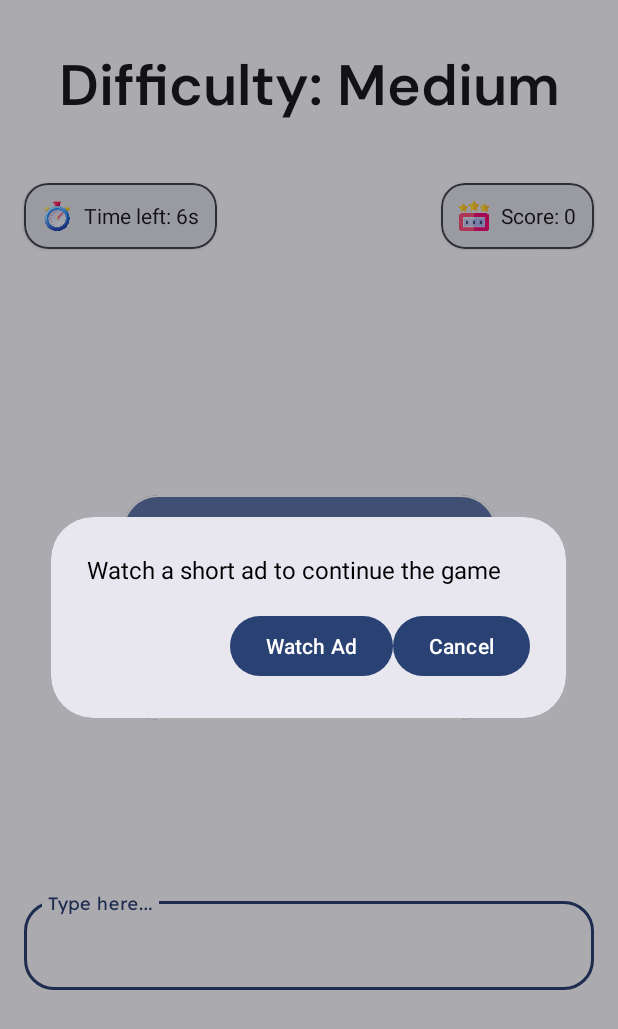
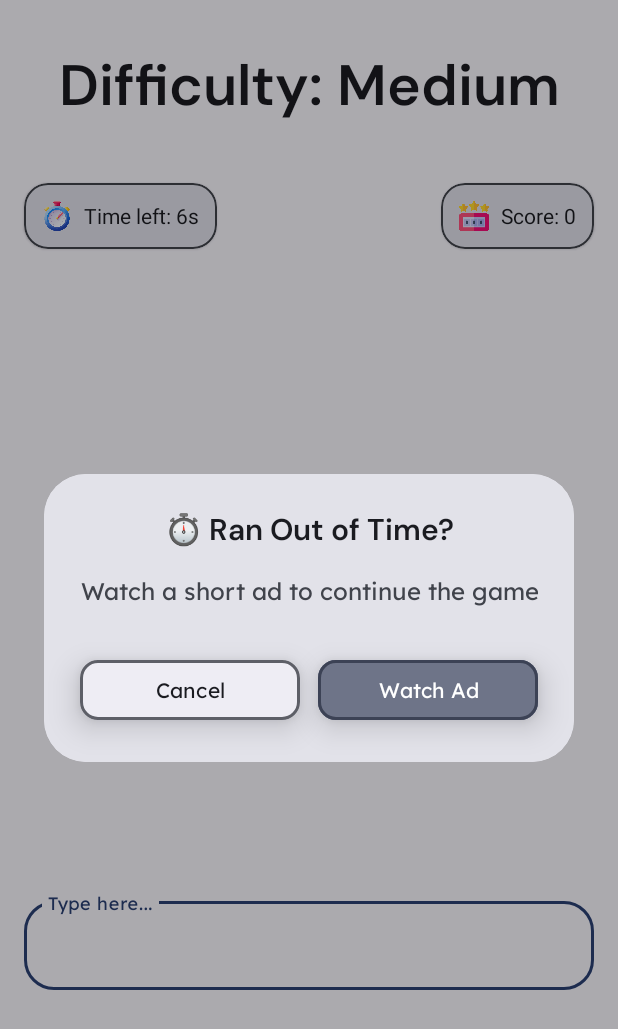
Before and after one commit to samarthshukla20/pro-typer-1.9.2, an Android app: the MediumModeActivity screen opened directly, with no data from a screen before it, on a phone screen of 412 x 824 dp. Shown: the top 1029 px of the screen. Run offline under Robolectric (Android 15) with nearby library versions, the phone set to English and light mode, and no system bars; our stand-ins replace AdMob; pictures from the network do not load; 4 statements that could not run were skipped.

Commit message:
rewarded ads dialog box redesign

```diff
--- a/app/build.gradle
+++ b/app/build.gradle
@@ -54,7 +54,7 @@ dependencies {
     implementation 'net.yslibrary.keyboardvisibilityevent:keyboardvisibilityevent:3.0.0-RC3'
     implementation 'com.google.firebase:firebase-messaging:24.1.1'
     // Use the stable version of Material Components for XML-based UI
-    implementation 'com.google.android.material:material:1.13.0-alpha11'
+    implementation 'com.google.android.material:material:1.14.0-alpha02'
     // Correct stable version for XML UI
 
     // Other dependencies
--- /dev/null
+++ b/app/src/main/res/animator/button_press_animator.xml
@@ -0,0 +1,16 @@
+<selector xmlns:android="http://schemas.android.com/apk/res/android">
+    <item android:state_pressed="true">
+        <objectAnimator
+            android:propertyName="translationZ"
+            android:duration="0"
+            android:valueTo="0dp"
+            android:valueType="floatType" />
+    </item>
+    <item>
+        <objectAnimator
+            android:propertyName="translationZ"
+            android:duration="100"
+            android:valueTo="6dp"
+            android:valueType="floatType" />
+    </item>
+</selector>
--- a/app/src/main/res/layout/dialog_rewarded_single.xml
+++ b/app/src/main/res/layout/dialog_rewarded_single.xml
@@ -1,10 +1,27 @@
 <?xml version="1.0" encoding="utf-8"?>
 <LinearLayout xmlns:android="http://schemas.android.com/apk/res/android"
-    android:layout_width="match_parent"
+    xmlns:app="http://schemas.android.com/apk/res-auto"
+    android:layout_width="wrap_content"
     android:layout_height="wrap_content"
-    android:layout_gravity="center"
     android:orientation="vertical"
-    android:padding="24dp">
+    android:padding="24dp"
+    android:background="?attr/colorSurfaceContainerHighest"
+    android:clipToPadding="false"
+    android:clipChildren="false"
+    android:gravity="center"
+    android:theme="@style/ThemeOverlay.Material3.MaterialAlertDialog">
+
+    <TextView
+        android:id="@+id/title"
+        android:layout_width="match_parent"
+        android:layout_height="wrap_content"
+        android:text="⏱️ Ran Out of Time?"
+        android:textSize="20sp"
+        android:textColor="?attr/colorOnSurface"
+        android:fontFamily="@font/font"
+        android:gravity="center"
+        android:paddingBottom="16dp"
+        android:lineSpacingExtra="2dp" />
 
     <TextView
         android:id="@+id/rewardMessage"
@@ -12,25 +29,57 @@
         android:layout_height="wrap_content"
         android:text="Watch a short ad to continue the game"
         android:textSize="16sp"
-        android:textColor="#000000"
-        android:paddingBottom="16dp" />
+        android:fontFamily="@font/difficulty"
+        android:textColor="?attr/colorOnSurfaceVariant"
+        android:paddingBottom="24dp"
+        android:gravity="center" />
 
     <LinearLayout
         android:layout_width="match_parent"
         android:layout_height="wrap_content"
         android:orientation="horizontal"
-        android:gravity="end">
+        android:gravity="center"
+        android:layout_marginTop="8dp"
+        android:weightSum="2">
+
+        <com.google.android.material.button.MaterialButton
+            android:id="@+id/btnCancel"
+            style="@style/Widget.Material3.Button.OutlinedButton"
+            android:layout_width="0dp"
+            android:layout_height="wrap_content"
+            android:layout_weight="1"
+            android:text="Cancel"
+            android:backgroundTint="?attr/colorSurfaceContainer"
+            app:strokeColor="?attr/colorOutline"
+            app:strokeWidth="2dp"
+            app:cornerRadius="12dp"
+            android:elevation="6dp"
+            android:stateListAnimator="@animator/button_press_animator"
+            android:textColor="?attr/colorOnSurface"
+            android:fontFamily="@font/difficulty"
+            android:clickable="true"
+            android:focusable="true" />
+
+        <Space
+            android:layout_width="12dp"
+            android:layout_height="wrap_content" />
 
         <com.google.android.material.button.MaterialButton
             android:id="@+id/btnWatchAd"
-            android:layout_width="wrap_content"
+            style="@style/Widget.Material3.Button.OutlinedButton"
+            android:layout_width="0dp"
             android:layout_height="wrap_content"
-            android:text="Watch Ad" />
-
-        <com.google.android.material.button.MaterialButton
-            android:id="@+id/btnCancel"
-            android:layout_width="wrap_content"
-            android:layout_height="wrap_content"
-            android:text="Cancel" />
+            android:layout_weight="1"
+            android:text="Watch Ad"
+            android:backgroundTint="?attr/colorSecondaryContainer"
+            app:strokeColor="?attr/colorSecondary"
+            app:strokeWidth="2dp"
+            app:cornerRadius="12dp"
+            android:elevation="6dp"
+            android:stateListAnimator="@animator/button_press_animator"
+            android:textColor="?attr/colorOnSecondaryContainer"
+            android:fontFamily="@font/difficulty"
+            android:clickable="true"
+            android:focusable="true" />
     </LinearLayout>
 </LinearLayout>
```
Also changed, not shown: app/src/main/res/layout/dialog_rewarded_ad.xml (+63 -14 lines), 1 other file.
